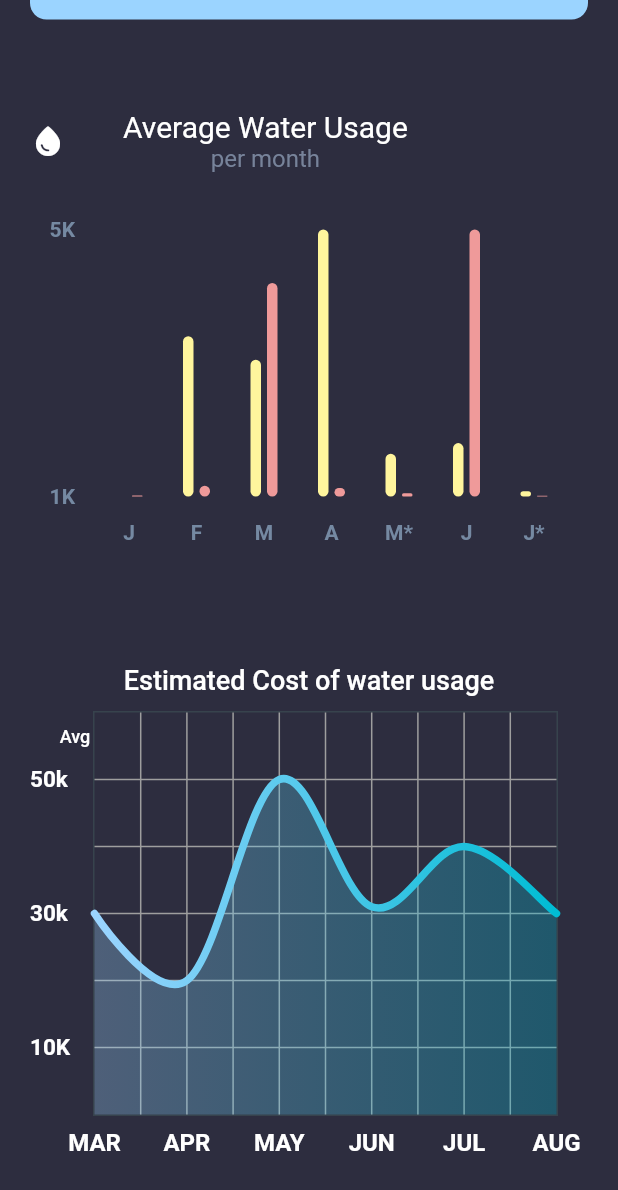
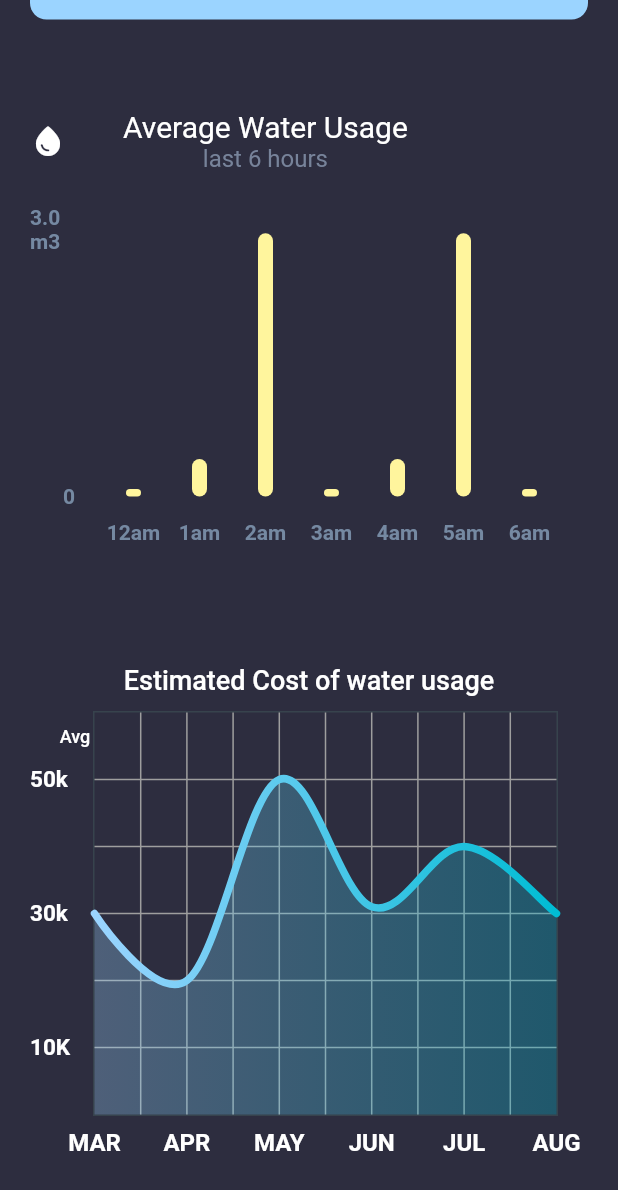
Before and after one commit to Chromacry/hydrosense_mobile_app, a Flutter app: the Dashboard screen opened directly, scrolled down 379 dp, on a phone screen of 412 x 824 dp. Shown: the top 1190 px of the screen. Run offline on Flutter 3.47's test engine with Material 2 defaults, Android fonts, the phone set to English and light mode, and no system bars; drawn by our look-alikes of fl_chart; our stand-ins replace dropdown_button2, persistent_bottom_nav_bar; missing offline and left inert: random_avatar.

Commit message:
added dashboard values and simple graph, fixed status and validation for devices, added waterusageutil

```diff
--- a/lib/src/providers/waterlogs_db.dart
+++ b/lib/src/providers/waterlogs_db.dart
@@ -3,6 +3,7 @@ import 'package:hydrosense_mobile_app/src/constants/global_constants.dart';
 import 'package:hydrosense_mobile_app/src/models/WaterLog.dart';
 import 'package:hydrosense_mobile_app/src/models/waterusagelog.dart';
 import 'package:hydrosense_mobile_app/src/utils/DateTimeUtil.dart';
+import 'package:hydrosense_mobile_app/src/utils/WaterUsageUtil.dart';
 import 'package:uuid/uuid.dart';
 
 Uuid uuid = Uuid();
@@ -15,21 +16,49 @@ class WaterLogsDB with ChangeNotifier {
       device_id: 'deviceabc12321UUID',
       time_used: '12', //* in mins
       flow_rate: '7',
-      created_at: '2023-06-25 05:30:00',
+      created_at: '2023-07-02 05:30:00',
     ),
     WaterLog(
       id: uuid.v4(),
       device_id: 'deviceabc12321UUID',
       time_used: '60', //* in mins
       flow_rate: '7',
-      created_at: '2023-07-02 13:30:50',
+      created_at: '2023-07-02 08:30:50',
     ),
     WaterLog(
       id: uuid.v4(),
       device_id: 'deviceabc12321UUID',
       time_used: '422.5', //* in mins
       flow_rate: '7',
-      created_at: '2023-07-02 06:30:00',
+      created_at: '2023-07-02 08:30:00',
+    ),
+    WaterLog(
+      id: uuid.v4(),
+      device_id: 'deviceabc12321UUID',
+      time_used: '12', //* in mins
+      flow_rate: '7',
+      created_at: '2023-07-02 10:30:00',
+    ),
+    WaterLog(
+      id: uuid.v4(),
+      device_id: 'deviceabc12321UUID',
+      time_used: '60', //* in mins
+      flow_rate: '7',
+      created_at: '2023-07-02 09:30:50',
+    ),
+    WaterLog(
+      id: uuid.v4(),
+      device_id: 'deviceabc12321UUID',
+      time_used: '422.5', //* in mins
+      flow_rate: '7',
+      created_at: '2023-07-02 13:30:00',
+    ),
+    WaterLog(
+      id: uuid.v4(),
+      device_id: 'deviceabc12321UUID',
+      time_used: '12', //* in mins
+      flow_rate: '7',
+      created_at: '2023-07-02 15:30:00',
     ),
   ];
 
@@ -43,14 +72,19 @@ class WaterLogsDB with ChangeNotifier {
   }) {
     DateTime fromCreatedAt = DateTime.parse(from);
     DateTime toCreatedAt = DateTime.parse(to);
+
     List<WaterLog> waterLogsByDateRange = [];
+
     for (WaterLog currentWaterLog in waterlogs) {
       DateTime currentLogDate =
-          DateTime.parse(currentWaterLog.created_at.toString());
-      if (currentLogDate.isAfter(
-              DateTimeUtil.convertToDateOnly(toCreatedAt.toString())) &&
-          currentLogDate.isBefore(
-              DateTimeUtil.convertToDateOnly(fromCreatedAt.toString()))) {
+          DateTimeUtil.convertToDateOnly(currentWaterLog.created_at.toString());
+      if (currentLogDate.compareTo(
+                  DateTimeUtil.convertToDateOnly(toCreatedAt.toString())) ==
+              0 ||
+          currentLogDate.isAfter(
+                  DateTimeUtil.convertToDateOnly(toCreatedAt.toString())) &&
+              currentLogDate.isBefore(
+                  DateTimeUtil.convertToDateOnly(fromCreatedAt.toString()))) {
         waterLogsByDateRange.add(currentWaterLog);
       }
     }
@@ -82,18 +116,22 @@ class WaterLogsDB with ChangeNotifier {
         totalTimeUsedPerHour +=
             double.parse(currentWaterLog.time_used.toString()) / 60;
         //* Add water usage
-        totalWaterUsagePerHour +=
-            (double.parse(currentWaterLog.flow_rate.toString()) * 60) *
-                (double.parse(currentWaterLog.time_used.toString()) / 60);
+        totalWaterUsagePerHour += WaterUsageUtil.getWaterUsage(
+          flowRate: currentWaterLog.flow_rate.toString(),
+          timeUsed: currentWaterLog.time_used.toString(),
+        );
       }
     }
     //* calculate cost of water usage
-    double totalEstimatedCost =
-        ((double.parse(tariffRate) / 1000) * totalWaterUsagePerHour ) + 4.5;
+    double totalEstimatedCost = WaterUsageUtil.getEstimatedCost(
+      tariffRate: tariffRate,
+      waterUsage: totalWaterUsagePerHour,
+    );
     //* return total data
     return WaterUsageLog(
       total_time_spent: totalTimeUsedPerHour,
-      total_water_usage: totalWaterUsagePerHour / 1000, //*divided by 1000 to change litres to cubic metres
+      total_water_usage: totalWaterUsagePerHour /
+          1000, //*divided by 1000 to change litres to cubic metres
       total_estimated_cost: totalEstimatedCost,
     );
   }
--- a/lib/src/screens/Dashboard/view/dashboard_view.dart
+++ b/lib/src/screens/Dashboard/view/dashboard_view.dart
@@ -1,4 +1,5 @@
 import 'package:flutter/material.dart';
+import 'package:hydrosense_mobile_app/src/models/WaterLog.dart';
 import 'package:hydrosense_mobile_app/src/models/waterusagelog.dart';
 import 'package:hydrosense_mobile_app/src/providers/waterlogs_db.dart';
 import 'package:hydrosense_mobile_app/src/screens/Dashboard/view/dashboard_style.dart';
@@ -6,17 +7,30 @@ import 'package:hydrosense_mobile_app/src/screens/Dashboard/widgets/dashboard_wi
 import 'package:hydrosense_mobile_app/src/utils/DateTimeUtil.dart';
 import 'package:provider/provider.dart';
 
-class DashboardView extends StatelessWidget {
+class DashboardView extends StatefulWidget {
   const DashboardView({super.key});
 
   @override
+  State<DashboardView> createState() => _DashboardViewState();
+}
+
+class _DashboardViewState extends State<DashboardView> {
+  @override
   Widget build(BuildContext context) {
     WaterLogsDB waterLogsDB = Provider.of<WaterLogsDB>(context);
+    List<WaterLog> waterlogsList = waterLogsDB.getAllWaterUsageDataByDateRange(
+      from: DateTimeUtil.getCurrentDate(),
+      to: DateTimeUtil.getCurrentDate(),
+    );
     WaterUsageLog overallData = waterLogsDB.getOverallDashboardData(
       from: DateTimeUtil.getCurrentDate(),
       to: DateTimeUtil.getCurrentDate(),
       tariffRate: '4.5',
     );
+
+    waterLogsDB.addListener(() {
+      setState(() {});
+    });
     return SafeArea(
       child: Padding(
         padding: const EdgeInsets.only(left: 20, right: 20),
@@ -85,7 +99,8 @@ class DashboardView extends StatelessWidget {
                         padding: DashboardStyles.cardPadding,
                         child: Column(
                           children: [
-                            Text('${overallData.total_time_spent?.toStringAsFixed(2)} hr',
+                            Text(
+                                '${overallData.total_time_spent?.toStringAsFixed(2)} hr',
                                 style: DashboardStyles.cardTextValue),
                             Text('Time Spent',
                                 style: DashboardStyles.cardTextTitle)
@@ -107,7 +122,8 @@ class DashboardView extends StatelessWidget {
                         padding: DashboardStyles.cardPadding,
                         child: Column(
                           children: [
-                            Text('\$ ${overallData.total_estimated_cost?.toStringAsFixed(2)}',
+                            Text(
+                                '\$ ${overallData.total_estimated_cost?.toStringAsFixed(2)}',
                                 style: DashboardStyles.cardTextValue),
                             Text('Estimated Cost',
                                 style: DashboardStyles.cardTextTitle)
@@ -117,7 +133,8 @@ class DashboardView extends StatelessWidget {
                     ),
                     const SizedBox(height: 50),
                     //* Chart for average water usage
-                    DashboardWidgets.waterUsageBarChart(),
+                    DashboardWidgets.waterUsageBarChart(
+                        waterloglist: waterlogsList),
                     const SizedBox(height: 50),
                     //* Estimated Cost of water usage Text
                     Container(
--- a/lib/src/screens/Dashboard/widgets/dashboard_widgets.dart
+++ b/lib/src/screens/Dashboard/widgets/dashboard_widgets.dart
@@ -1,11 +1,15 @@
 import 'package:flutter/material.dart';
+import 'package:hydrosense_mobile_app/src/models/WaterLog.dart';
 import 'package:hydrosense_mobile_app/src/screens/Dashboard/widgets/cost_usage_linechart.dart';
 import 'package:hydrosense_mobile_app/src/screens/Dashboard/widgets/water_usage_barchart.dart';
 
 class DashboardWidgets {
-  static Widget waterUsageBarChart() {
-    return WaterUsageBarChart();
+  static Widget waterUsageBarChart({required List<WaterLog> waterloglist}) {
+    return WaterUsageBarChart(
+      waterloglist: waterloglist,
+    );
   }
+
   static Widget costUsageLineChart() {
     return CostUsageLineChart();
   }
--- a/lib/src/screens/Dashboard/widgets/water_usage_barchart.dart
+++ b/lib/src/screens/Dashboard/widgets/water_usage_barchart.dart
@@ -1,8 +1,15 @@
 import 'package:flutter/material.dart';
 import 'package:fl_chart/fl_chart.dart';
+import 'package:hydrosense_mobile_app/src/models/WaterLog.dart';
+import 'package:hydrosense_mobile_app/src/utils/WaterUsageUtil.dart';
+import 'dart:math';
 
 class WaterUsageBarChart extends StatefulWidget {
-  WaterUsageBarChart({super.key});
+  final List<WaterLog> waterloglist;
+  WaterUsageBarChart({
+    Key? key,
+    required this.waterloglist,
+  }) : super(key: key);
 
   final Color? leftBarColor = Colors.yellow[200];
   final Color? rightBarColor = Colors.red[200];
@@ -13,35 +20,32 @@ class WaterUsageBarChart extends StatefulWidget {
 }
 
 class _WaterUsageBarChartState extends State<WaterUsageBarChart> {
-  final double width = 7;
+  final double width = 10; //7
 
   late List<BarChartGroupData> rawBarGroups;
   late List<BarChartGroupData> showingBarGroups;
 
+  double highestWaterUsageValue = 0;
+
   int touchedGroupIndex = -1;
+  List<double> waterUsageList = [];
 
   @override
   void initState() {
     super.initState();
     //* Amount of bar in chart
-    //* makeGroupData(Grouping, Bar1, Bar2)
-    final barGroup1 = makeGroupData(0, 0, 2);
-    final barGroup2 = makeGroupData(1, 300, 20);
-    final barGroup3 = makeGroupData(2, 256, 400);
-    final barGroup4 = makeGroupData(3, 500, 16);
-    final barGroup5 = makeGroupData(4, 80, 6);
-    final barGroup6 = makeGroupData(5, 100, 500);
-    final barGroup7 = makeGroupData(6, 10, 1.5);
-
-    final items = [
-      barGroup1,
-      barGroup2,
-      barGroup3,
-      barGroup4,
-      barGroup5,
-      barGroup6,
-      barGroup7,
-    ];
+    //* makeGroupData(Grouping, Bar1)
+    List<BarChartGroupData> items = [];
+    widget.waterloglist.asMap().forEach((index, waterlog) {
+      double waterUsage = WaterUsageUtil.getWaterUsage(
+            flowRate: waterlog.flow_rate.toString(),
+            timeUsed: waterlog.time_used.toString(),
+          ) /
+          1000;
+      waterUsageList.add(waterUsage);
+      items.add(makeGroupData(index, waterUsage));
+    });
+    highestWaterUsageValue = waterUsageList.reduce(max).ceilToDouble();
     rawBarGroups = items;
     showingBarGroups = rawBarGroups;
   }
@@ -72,7 +76,7 @@ class _WaterUsageBarChartState extends State<WaterUsageBarChart> {
                     width: 8,
                   ),
                   Text(
-                    'per month',
+                    'last 6 hours',
                     style: TextStyle(
                       color: Color(0xff77839a),
                       fontSize: 16,
@@ -89,7 +93,7 @@ class _WaterUsageBarChartState extends State<WaterUsageBarChart> {
             child: Container(
               child: BarChart(
                 BarChartData(
-                  maxY: 500,
+                  maxY: highestWaterUsageValue,
                   barTouchData: BarTouchData(
                     touchTooltipData: BarTouchTooltipData(
                       tooltipBgColor: Colors.grey,
@@ -187,11 +191,11 @@ class _WaterUsageBarChartState extends State<WaterUsageBarChart> {
     );
     String text;
     if (value == 0) {
-      text = '1K';
-    } else if (value == 250) {
-      text = '2.5K';
-    } else if (value == 500) {
-      text = '5K';
+      text = '0';
+    } else if (value == 1.5) {
+      text = '1.5';
+    } else if (value == highestWaterUsageValue) {
+      text = '${highestWaterUsageValue} m3';
     } else {
       return Container();
     }
@@ -205,7 +209,15 @@ class _WaterUsageBarChartState extends State<WaterUsageBarChart> {
   //* By number of bars created
   Widget bottomTitles(double value, TitleMeta meta) {
     //TODO Dynamically create titles from data
-    final titles = <String>['J', 'F', 'M', 'A', 'M*', 'J', 'J*'];
+    final titles = <String>[
+      '12am',
+      '1am',
+      '2am',
+      '3am',
+      '4am',
+      '5am',
+      '6am',
+    ];
 
     final intIndex = value.isFinite ? value.toInt() : 0;
     final title =
@@ -228,9 +240,9 @@ class _WaterUsageBarChartState extends State<WaterUsageBarChart> {
     );
   }
 
-  BarChartGroupData makeGroupData(int x, double y1, double y2) {
+  BarChartGroupData makeGroupData(int x, double y1) {
     return BarChartGroupData(
-      barsSpace: 4, //4
+      barsSpace: 1, //4
       x: x,
       barRods: [
         BarChartRodData(
@@ -238,11 +250,6 @@ class _WaterUsageBarChartState extends State<WaterUsageBarChart> {
           color: widget.leftBarColor,
           width: width,
         ),
-        BarChartRodData(
-          toY: y2,
-          color: widget.rightBarColor,
-          width: width,
-        ),
       ],
     );
   }
--- a/lib/src/screens/Devices/widgets/delete_device_modal.dart
+++ b/lib/src/screens/Devices/widgets/delete_device_modal.dart
@@ -21,8 +21,6 @@ class _DeleteDeviceModalState extends State<DeleteDeviceModal> {
   @override
   Widget build(BuildContext context) {
     DevicesDB devicesDB = Provider.of<DevicesDB>(context);
-    String deviceHouseholdIdValue = GlobalConstants
-        .temp_householdID; //! need to get household ID from current user
     String deletedBy =
         'Patrica Chew'; //! need to get created by from current user
 
@@ -33,7 +31,8 @@ class _DeleteDeviceModalState extends State<DeleteDeviceModal> {
         deletedAt: DateTimeUtil.getCurrentDateTime(),
       );
       ScaffoldMessenger.of(context).showSnackBar(
-        const SnackBar(content: Text('Device deleted successfully!')),
+        SharedWidgets.statusSnackbar(
+            textMessage: 'Device deleted successfully!'),
       );
       Navigator.pop(context);
     }
--- a/lib/src/screens/HouseholdMembers/widgets/household_member_item.dart
+++ b/lib/src/screens/HouseholdMembers/widgets/household_member_item.dart
@@ -1,5 +1,6 @@
 import 'package:flutter/material.dart';
 import 'package:hydrosense_mobile_app/src/constants/design_constants.dart';
+import 'package:hydrosense_mobile_app/src/utils/DateTimeUtil.dart';
 
 class HouseholdMemberItem extends StatelessWidget {
   final String userName;
@@ -81,7 +82,7 @@ class HouseholdMemberItem extends StatelessWidget {
                       Align(
                         alignment: Alignment.centerLeft,
                         child: Text(
-                          householdCreatedAt,
+                          DateTimeUtil.convertToHumanReadableDate(householdCreatedAt),
                           textAlign: TextAlign.left,
                           style: TextStyle(
                             color: Colors.black45,
--- a/lib/src/screens/MoreMenu/view/more_menu_view.dart
+++ b/lib/src/screens/MoreMenu/view/more_menu_view.dart
@@ -41,6 +41,7 @@ class MoreMenuView extends StatelessWidget {
                         ),
                       ),
                     ),
+
                     //* Profile Image
                     Positioned(
                       bottom: -50,
--- a/lib/src/screens/Shared/widgets/shared_widgets.dart
+++ b/lib/src/screens/Shared/widgets/shared_widgets.dart
@@ -1,6 +1,7 @@
 import 'package:flutter/material.dart';
 import 'package:hydrosense_mobile_app/src/screens/Shared/widgets/dropdown_textbox.dart';
 import 'package:hydrosense_mobile_app/src/screens/Shared/widgets/input_textbox.dart';
+import 'package:hydrosense_mobile_app/src/screens/Shared/widgets/status_snackbar.dart';
 
 class SharedWidgets {
   static Widget inputTextBox({
@@ -37,4 +38,7 @@ class SharedWidgets {
         selectedValue: selectedValue,
         onChanged: onChanged,
       );
+
+  static SnackBar statusSnackbar({textMessage}) =>
+      StatusSnackbar.snackbarStatus(textMessage: textMessage);
 }
--- a/lib/src/utils/DateTimeUtil.dart
+++ b/lib/src/utils/DateTimeUtil.dart
@@ -1,3 +1,5 @@
+import 'package:intl/intl.dart';
+
 class DateTimeUtil {
   static String getCurrentDateTime() => //* Get current DateTime
       DateTime.now()
@@ -10,7 +12,11 @@ class DateTimeUtil {
           .substring(0, 10); //* Substring to remove milliseconds
 
   static DateTime convertToDateOnly(String date) => //* Get current DateTime
-      DateTime.parse(date
-          .toString()
-          .substring(0, 10)); //* Substring to remove milliseconds
+      DateTime.parse(
+        date.toString().substring(0, 10),
+      ); //* Substring to remove milliseconds
+
+  static String convertToHumanReadableDate(String date) =>
+      //* Get current DateTime
+      DateFormat.yMMMd().format(DateTime.parse(date.toString()));
 }
--- /dev/null
+++ b/lib/src/utils/WaterUsageUtil.dart
@@ -0,0 +1,17 @@
+class WaterUsageUtil {
+  static double getWaterUsage({
+    required String flowRate,
+    required String timeUsed,
+  }) {
+    //* Convert mins to hour
+    return (double.parse(flowRate) * 60) * (double.parse(timeUsed) / 60);
+  }
+
+  static double getEstimatedCost({
+    required String tariffRate,
+    required double waterUsage,
+  }) {
+    //* convert tariffrate from cubic metre to litre and add waterbourne fee of 4.5
+    return ((double.parse(tariffRate) / 1000) * waterUsage) + 4.5;
+  }
+}
```
Also changed, not shown: lib/src/providers/users_db.dart (+12 -1 lines), lib/src/screens/Devices/view/devices_view.dart (+0 -7 lines), lib/src/screens/Devices/widgets/add_device_modal.dart (+30 -3 lines), lib/src/screens/Devices/widgets/edit_device_modal.dart (+31 -7 lines), lib/src/screens/Login/view/login_view.dart (+17 -24 lines), lib/src/screens/Shared/widgets/input_textbox.dart (+48 -13 lines), lib/src/screens/Shared/widgets/status_snackbar.dart (added, +22 -0 lines).
